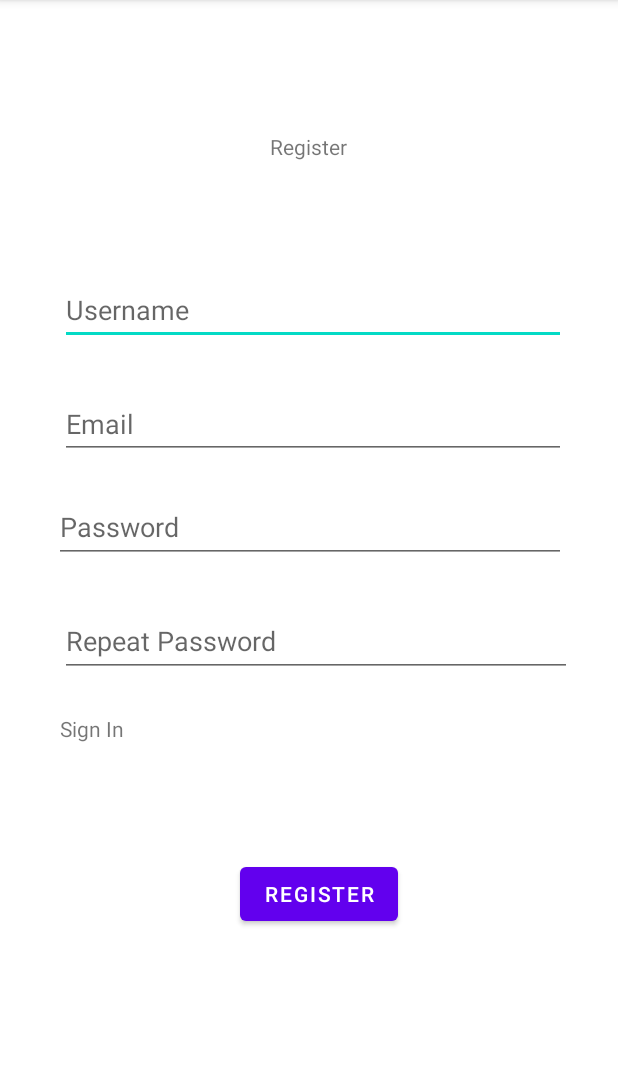
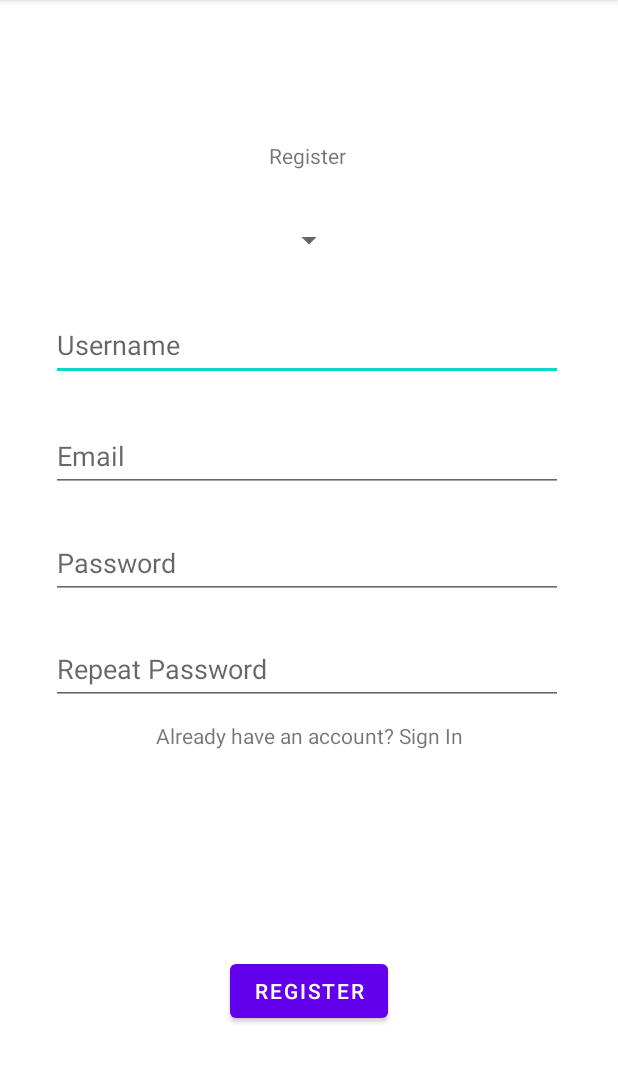
Before and after one commit to marina01p/PAM, an Android app: the SecondActivity screen opened directly, with no data from a screen before it, on a phone screen of 412 x 824 dp, the part 84-1167 px from its top. Run offline under Robolectric (Android 15) with nearby library versions, the phone set to English and light mode, and no system bars.

Commit message:
set the right constrains

```diff
--- a/Laboratory1/app/src/main/java/com/example/laboratory1/MainActivity.kt
+++ b/Laboratory1/app/src/main/java/com/example/laboratory1/MainActivity.kt
@@ -5,7 +5,6 @@ import android.content.Intent
 import android.os.Bundle
 import android.widget.*
 import androidx.appcompat.app.AppCompatActivity
-
 
 class MainActivity : AppCompatActivity() {
 
@@ -23,12 +22,11 @@ class MainActivity : AppCompatActivity() {
             if(usernameLogArea.text.trim().isNotEmpty() && passwordLogArea.text.trim().isNotEmpty()) {
                 val intent = Intent(this, ThirdActivity::class.java)
                 intent.putExtra("userNameLog", usernameLogArea.text.toString())
+                intent.putExtra("genderSpinner", "F")
                 startActivity(intent)
-//                Toast.makeText(this,"Input provided",Toast.LENGTH_LONG).show()
             } else {
                 Toast.makeText(this,"Input required",Toast.LENGTH_LONG).show()
             }
-
         }
 
         registerGoTxt.setOnClickListener {
--- a/Laboratory1/app/src/main/java/com/example/laboratory1/SecondActivity.kt
+++ b/Laboratory1/app/src/main/java/com/example/laboratory1/SecondActivity.kt
@@ -8,18 +8,43 @@ import android.widget.*
 import androidx.appcompat.app.AppCompatActivity
 
 class SecondActivity : AppCompatActivity() {
+
+    lateinit var option : Spinner
+    lateinit var result : TextView
+
     @SuppressLint("SetTextI18n")
     override fun onCreate(savedInstanceState: Bundle?) {
         super.onCreate(savedInstanceState)
         setContentView(R.layout.activity_second)
 
-//        val textView = findViewById<TextView>(R.id.textView)
+        val spinnerTextView = findViewById<TextView>(R.id.spinnerTextView)
         val signGoTxt = findViewById<TextView>(R.id.signGoTxt)
         val goBackBtn = findViewById<Button>(R.id.goBackBtn)
         val usernameRegArea = findViewById<EditText>(R.id.usernameRegArea)
         val emailRegArea = findViewById<EditText>(R.id.emailRegArea)
         val passwordRegArea = findViewById<EditText>(R.id.passwordRegArea)
         val repeatPasswordRegArea = findViewById<EditText>(R.id.repeatPasswordRegArea)
+        val options = arrayOf("M", "F")
+
+        spinnerTextView.visibility = View.GONE
+
+        option = findViewById(R.id.genderSpinner)
+        result = findViewById(R.id.spinnerTextView)
+
+        option.adapter = ArrayAdapter<String>(this, android.R.layout.simple_list_item_1, options)
+
+        option.onItemSelectedListener = object : AdapterView.OnItemSelectedListener {
+            override fun onNothingSelected(parent: AdapterView<*>?) {
+            }
+
+            override fun onItemSelected(
+                    parent: AdapterView<*>?,
+                    view: View?,
+                    position: Int,
+                    id: Long) {
+                result.text = options[position]
+            }
+        }
 
         goBackBtn.setOnClickListener {
             if (usernameRegArea.text.trim().isNotEmpty() && emailRegArea.text.trim().isNotEmpty()
@@ -27,6 +52,7 @@ class SecondActivity : AppCompatActivity() {
 
                 if (passwordRegArea.text.trim() == repeatPasswordRegArea.text.trim()) {
                     val intent = Intent(this, ThirdActivity::class.java)
+                    intent.putExtra("genderSpinner", result.text.toString());
                     intent.putExtra("userNameReg", usernameRegArea.text.toString())
                     startActivity(intent)
                 } else {
--- a/Laboratory1/app/src/main/java/com/example/laboratory1/feed/FeedItem.kt
+++ /dev/null
@@ -1,4 +0,0 @@
-package com.example.laboratory1.feed
-
-class FeedItem(val header: String,
-               val description: String)
--- a/Laboratory1/app/src/main/res/layout/activity_second.xml
+++ b/Laboratory1/app/src/main/res/layout/activity_second.xml
@@ -6,13 +6,13 @@
     android:layout_height="match_parent">
 
     <TextView
-        android:id="@+id/textView"
+        android:id="@+id/registerTextView"
         android:layout_width="wrap_content"
         android:layout_height="wrap_content"
-        android:layout_marginStart="180dp"
-        android:layout_marginLeft="180dp"
-        android:layout_marginTop="88dp"
         android:text="Register"
+        app:layout_constraintBottom_toTopOf="@+id/usernameRegArea"
+        app:layout_constraintEnd_toEndOf="parent"
+        app:layout_constraintHorizontal_bias="0.498"
         app:layout_constraintStart_toStartOf="parent"
         app:layout_constraintTop_toTopOf="parent" />
 
@@ -20,85 +20,98 @@
         android:id="@+id/signGoTxt"
         android:layout_width="wrap_content"
         android:layout_height="wrap_content"
-        android:layout_marginStart="40dp"
-        android:layout_marginLeft="40dp"
-        android:layout_marginTop="476dp"
-        android:text="Sign In"
+        android:text="Already have an account? Sign In"
+        app:layout_constraintBottom_toTopOf="@+id/goBackBtn"
+        app:layout_constraintEnd_toEndOf="parent"
         app:layout_constraintStart_toStartOf="parent"
-        app:layout_constraintTop_toTopOf="parent" />
+        app:layout_constraintTop_toTopOf="parent"
+        app:layout_constraintVertical_bias="0.779" />
 
     <Button
         android:id="@+id/goBackBtn"
         android:layout_width="wrap_content"
         android:layout_height="wrap_content"
-        android:layout_marginStart="160dp"
-        android:layout_marginLeft="160dp"
-        android:layout_marginTop="572dp"
         android:text="Register"
+        app:layout_constraintBottom_toBottomOf="parent"
+        app:layout_constraintEnd_toEndOf="parent"
         app:layout_constraintStart_toStartOf="parent"
-        app:layout_constraintTop_toTopOf="parent" />
+        app:layout_constraintTop_toTopOf="parent"
+        app:layout_constraintVertical_bias="0.884" />
 
     <EditText
         android:id="@+id/usernameRegArea"
-        android:layout_width="337dp"
-        android:layout_height="46dp"
-        android:layout_marginStart="40dp"
-        android:layout_marginLeft="40dp"
-        android:layout_marginTop="184dp"
-        android:layout_marginEnd="34dp"
-        android:layout_marginRight="34dp"
+        android:layout_width="341dp"
+        android:layout_height="47dp"
         android:autofillHints=""
         android:ems="10"
         android:hint="Username"
         android:inputType="textPersonName"
+        app:layout_constraintBottom_toTopOf="@+id/emailRegArea"
         app:layout_constraintEnd_toEndOf="parent"
-        app:layout_constraintHorizontal_bias="0.0"
+        app:layout_constraintHorizontal_bias="0.485"
         app:layout_constraintStart_toStartOf="parent"
-        app:layout_constraintTop_toTopOf="parent" />
+        app:layout_constraintTop_toTopOf="parent"
+        app:layout_constraintVertical_bias="0.887" />
+
+    <Spinner
+        android:id="@+id/genderSpinner"
+        android:layout_width="47dp"
+        android:layout_height="47dp"
+        app:layout_constraintBottom_toTopOf="@+id/usernameRegArea"
+        app:layout_constraintEnd_toEndOf="parent"
+        app:layout_constraintStart_toStartOf="parent"
+        app:layout_constraintTop_toBottomOf="@+id/registerTextView" />
 
     <EditText
         android:id="@+id/emailRegArea"
-        android:layout_width="337dp"
-        android:layout_height="46dp"
-        android:layout_marginStart="40dp"
-        android:layout_marginLeft="40dp"
-        android:layout_marginTop="260dp"
-        android:layout_marginEnd="34dp"
-        android:layout_marginRight="34dp"
+        android:layout_width="341dp"
+        android:layout_height="47dp"
         android:autofillHints=""
         android:ems="10"
         android:hint="Email"
         android:inputType="textPersonName"
+        app:layout_constraintBottom_toTopOf="@+id/passwordRegArea"
         app:layout_constraintEnd_toEndOf="parent"
-        app:layout_constraintHorizontal_bias="0.0"
+        app:layout_constraintHorizontal_bias="0.485"
         app:layout_constraintStart_toStartOf="parent"
-        app:layout_constraintTop_toTopOf="parent" />
+        app:layout_constraintTop_toTopOf="parent"
+        app:layout_constraintVertical_bias="0.922" />
 
     <EditText
         android:id="@+id/passwordRegArea"
         android:layout_width="341dp"
         android:layout_height="47dp"
-        android:layout_marginStart="36dp"
-        android:layout_marginLeft="36dp"
-        android:layout_marginTop="328dp"
         android:ems="10"
         android:hint="Password"
         android:inputType="textPassword"
+        app:layout_constraintBottom_toTopOf="@+id/repeatPasswordRegArea"
+        app:layout_constraintEnd_toEndOf="parent"
+        app:layout_constraintHorizontal_bias="0.485"
         app:layout_constraintStart_toStartOf="parent"
-        app:layout_constraintTop_toTopOf="parent" />
+        app:layout_constraintTop_toTopOf="parent"
+        app:layout_constraintVertical_bias="0.937" />
 
     <EditText
         android:id="@+id/repeatPasswordRegArea"
         android:layout_width="341dp"
         android:layout_height="47dp"
-        android:layout_marginStart="40dp"
-        android:layout_marginLeft="40dp"
-        android:layout_marginTop="404dp"
         android:ems="10"
         android:hint="Repeat Password"
         android:inputType="textPassword"
+        app:layout_constraintBottom_toTopOf="@+id/signGoTxt"
+        app:layout_constraintEnd_toEndOf="parent"
+        app:layout_constraintHorizontal_bias="0.485"
         app:layout_constraintStart_toStartOf="parent"
-        app:layout_constraintTop_toTopOf="parent" />
+        app:layout_constraintTop_toTopOf="parent"
+        app:layout_constraintVertical_bias="0.976" />
+
+    <TextView
+        android:id="@+id/spinnerTextView"
+        android:layout_width="wrap_content"
+        android:layout_height="wrap_content"
+        android:text=""
+        app:layout_constraintBottom_toBottomOf="parent"
+        app:layout_constraintEnd_toEndOf="parent" />
 
 
 </androidx.constraintlayout.widget.ConstraintLayout>
```
Also changed, not shown: Laboratory1/app/src/main/java/com/example/laboratory1/FifthActivity.kt (+39 -7 lines), Laboratory1/app/src/main/java/com/example/laboratory1/FourthActivity.kt (deleted, +0 -41 lines), Laboratory1/app/src/main/java/com/example/laboratory1/ThirdActivity.kt (+16 -2 lines), Laboratory1/app/src/main/java/com/example/laboratory1/feed/FeedItemViewHolder.kt (deleted, +0 -18 lines), Laboratory1/app/src/main/java/com/example/laboratory1/feed/FeedRecyclerViewAdapter.kt (deleted, +0 -23 lines), Laboratory1/app/src/main/java/com/example/laboratory1/recycleView/RecycleAdapter.kt (+10 -5 lines), Laboratory1/app/src/main/res/layout/activity_fifth.xml (+5 -5 lines), Laboratory1/app/src/main/res/layout/activity_fourth.xml (deleted, +0 -30 lines), Laboratory1/app/src/main/res/layout/activity_main.xml (+23 -30 lines), Laboratory1/app/src/main/res/layout/activity_third.xml (+29 -27 lines), Laboratory1/app/src/main/res/layout/feed_cell_layout.xml (deleted, +0 -40 lines), Laboratory1/app/src/main/res/layout/item_layout.xml (+23 -15 lines), Laboratory1/app/src/main/res/drawable/avatar_male_img.png (added).
